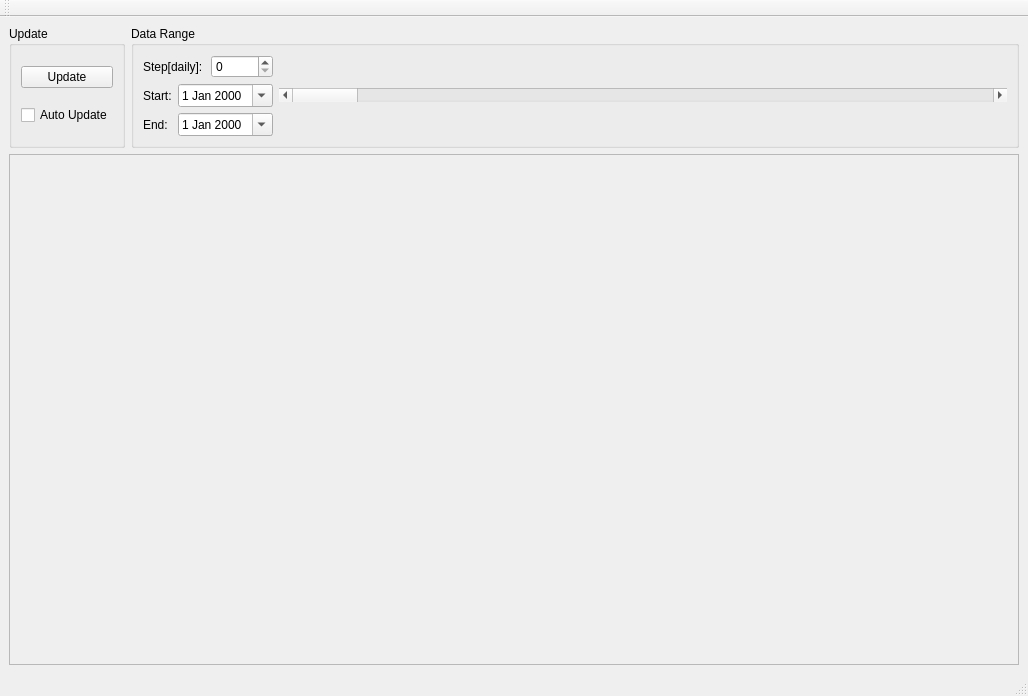
Before: the Qt Designer form trade_monitor/trade_monitor/ttm/ttm_details.ui in takkin-takilog/namake-trader, drawn with Qt 5.
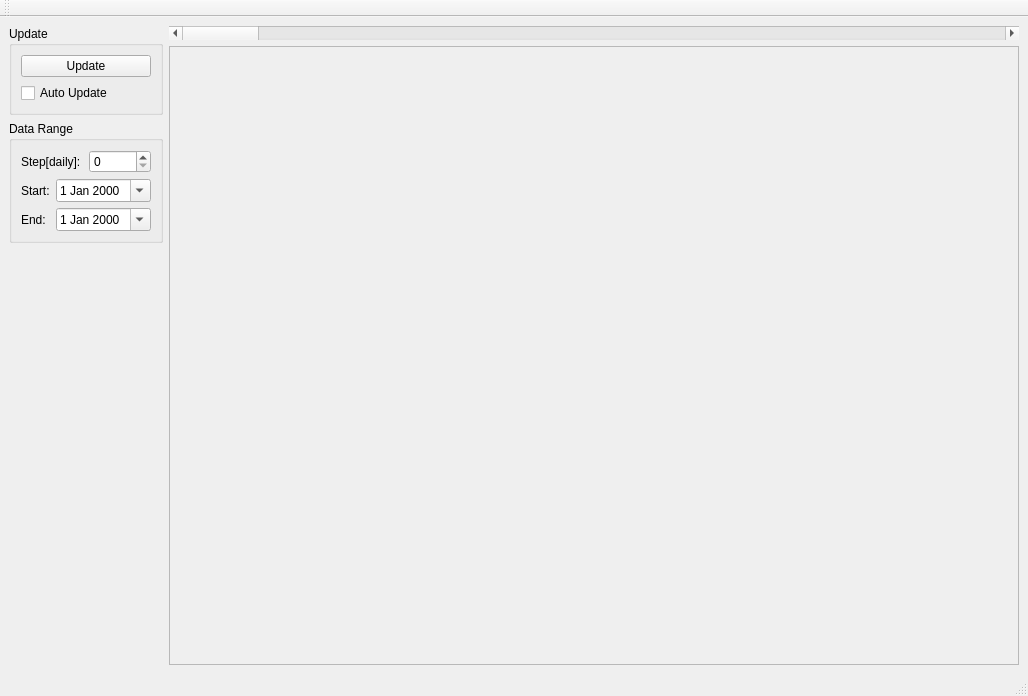
After: the same form once the commit is applied.

What changed in the file:
```diff
--- a/trade_monitor/trade_monitor/ttm/ttm_details.ui
+++ b/trade_monitor/trade_monitor/ttm/ttm_details.ui
@@ -14,10 +14,10 @@
    <string>qmainwindow</string>
   </property>
   <widget class="QWidget" name="centralwidget">
-   <layout class="QVBoxLayout" name="verticalLayout_4">
-    <item>
      <layout class="QHBoxLayout" name="horizontalLayout_5">
       <item>
+     <layout class="QVBoxLayout" name="verticalLayout_4">
+      <item>
        <widget class="QGroupBox" name="groupBox_2">
         <property name="title">
          <string>Update</string>
@@ -100,6 +100,26 @@
            </item>
           </layout>
          </item>
+        </layout>
+       </widget>
+      </item>
+      <item>
+       <spacer name="verticalSpacer">
+        <property name="orientation">
+         <enum>Qt::Vertical</enum>
+        </property>
+        <property name="sizeHint" stdset="0">
+         <size>
+          <width>20</width>
+          <height>40</height>
+         </size>
+        </property>
+       </spacer>
+      </item>
+     </layout>
+    </item>
+    <item>
+     <layout class="QVBoxLayout" name="verticalLayout_5">
          <item>
           <widget class="QScrollBar" name="horizontalScrollBar_Range">
            <property name="sizePolicy">
@@ -113,11 +133,6 @@
            </property>
           </widget>
          </item>
-        </layout>
-       </widget>
-      </item>
-     </layout>
-    </item>
     <item>
      <widget class="QScrollArea" name="scrollArea">
       <property name="widgetResizable">
@@ -128,13 +143,15 @@
         <rect>
          <x>0</x>
          <y>0</y>
-         <width>1008</width>
-         <height>459</height>
+           <width>815</width>
+           <height>587</height>
         </rect>
        </property>
        <layout class="QVBoxLayout" name="verticalLayout_3"/>
       </widget>
      </widget>
+      </item>
+     </layout>
     </item>
    </layout>
   </widget>
```
Lines whose indentation alone changed are shown as unchanged.
